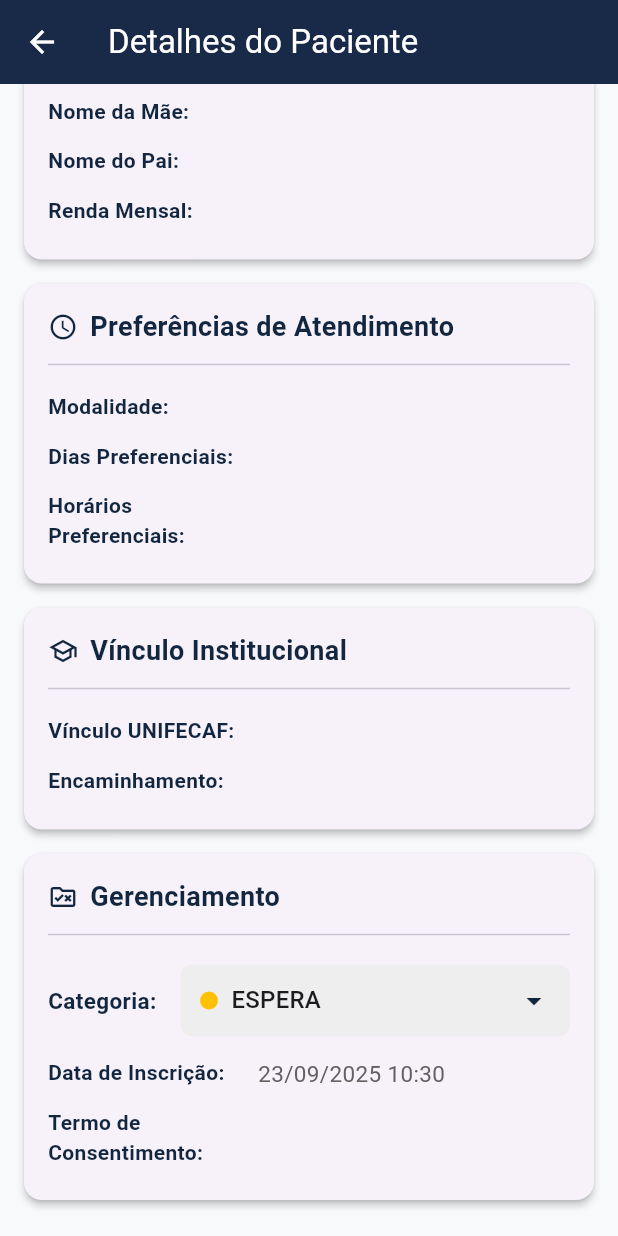
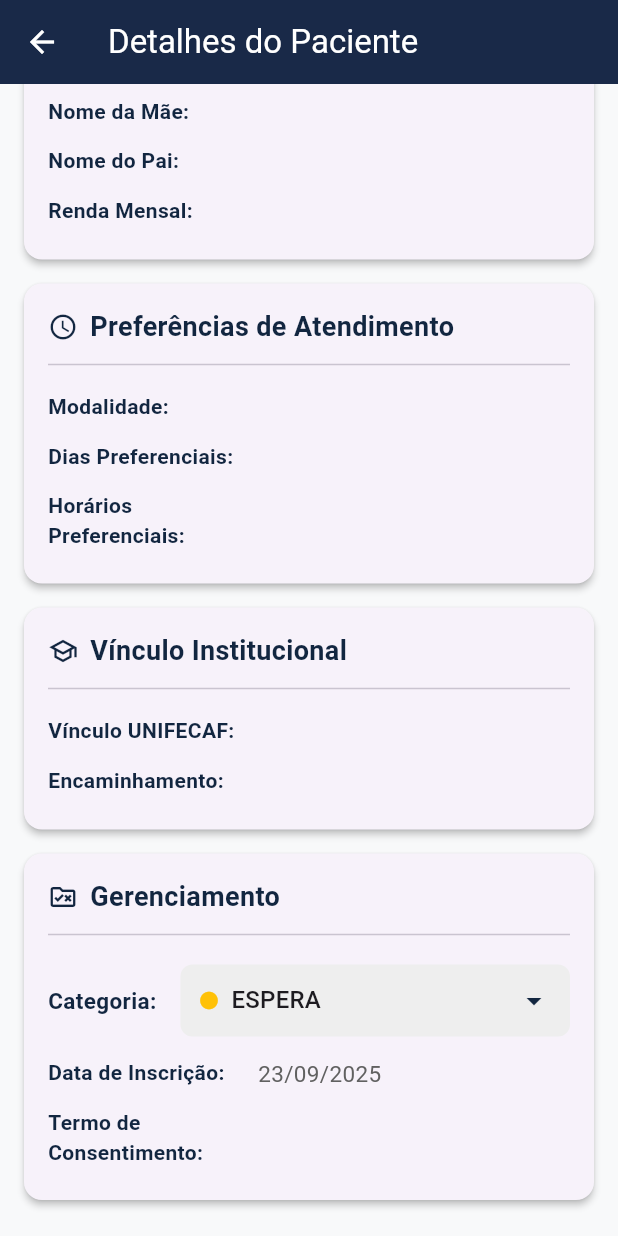
Before and after one commit to Natacha1919/clinica_psicologia, a Flutter app: the DetalhesPacienteScreen screen opened directly with empty values, scrolled down 483 dp, on a phone screen of 412 x 824 dp. Run offline on Flutter 3.47's test engine with Material 3 defaults, Android fonts, the phone set to English and light mode, and no system bars; our stand-ins replace fl_chart, supabase_flutter, syncfusion_flutter_charts; accounts and stored records are empty; network calls fail.

```diff
--- a/lib/features/triagem/screens/detalhes_paciente_screen.dart
+++ b/lib/features/triagem/screens/detalhes_paciente_screen.dart
@@ -143,7 +143,7 @@ class _DetalhesPacienteScreenState extends State<DetalhesPacienteScreen> {
                 _buildDetailRow(
                   'Data de Inscrição',
                   widget.paciente.dataHoraEnvio != null
-                      ? DateFormat('dd/MM/yyyy HH:mm').format(widget.paciente.dataHoraEnvio!)
+                      ? DateFormat('dd/MM/yyyy').format(widget.paciente.dataHoraEnvio!)
                       : 'Não informada',
                 ),
                 _buildDetailRow('Termo de Consentimento', widget.paciente.termoConsentimento ?? 'Não informado'),
```
